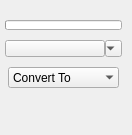
Before: the Qt Designer form ui/1_base_menus/2_sub_menus/3_main_menus/convert.ui in m3trik/Scripts_portable, drawn with Qt 5.
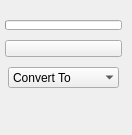
After: the same form once the commit is applied. Custom widgets are drawn as their Qt base class.

The edit to the form file:
```diff
--- a/ui/1_base_menus/2_sub_menus/3_main_menus/convert.ui
+++ b/ui/1_base_menus/2_sub_menus/3_main_menus/convert.ui
@@ -51,50 +51,6 @@
      <property name="spacing">
       <number>0</number>
      </property>
-     <item row="1" column="1">
-      <widget class="QPushButton_Draggable" name="pin">
-       <property name="minimumSize">
-        <size>
-         <width>19</width>
-         <height>17</height>
-        </size>
-       </property>
-       <property name="maximumSize">
-        <size>
-         <width>999</width>
-         <height>17</height>
-        </size>
-       </property>
-       <property name="text">
-        <string/>
-       </property>
-       <property name="checkable">
-        <bool>true</bool>
-       </property>
-      </widget>
-     </item>
-     <item row="1" column="2">
-      <widget class="QComboBox_" name="cmb">
-       <property name="sizePolicy">
-        <sizepolicy hsizetype="Minimum" vsizetype="Ignored">
-         <horstretch>0</horstretch>
-         <verstretch>0</verstretch>
-        </sizepolicy>
-       </property>
-       <property name="minimumSize">
-        <size>
-         <width>17</width>
-         <height>17</height>
-        </size>
-       </property>
-       <property name="maximumSize">
-        <size>
-         <width>17</width>
-         <height>17</height>
-        </size>
-       </property>
-      </widget>
-     </item>
      <item row="0" column="1" colspan="2">
       <widget class="QProgressBar_" name="progressBar">
        <property name="sizePolicy">
@@ -164,6 +120,28 @@
        </item>
       </layout>
      </item>
+     <item row="1" column="1" colspan="2">
+      <widget class="QPushButton_Draggable" name="pin">
+       <property name="minimumSize">
+        <size>
+         <width>19</width>
+         <height>17</height>
+        </size>
+       </property>
+       <property name="maximumSize">
+        <size>
+         <width>999</width>
+         <height>17</height>
+        </size>
+       </property>
+       <property name="text">
+        <string/>
+       </property>
+       <property name="checkable">
+        <bool>true</bool>
+       </property>
+      </widget>
+     </item>
     </layout>
    </widget>
   </widget>
```
